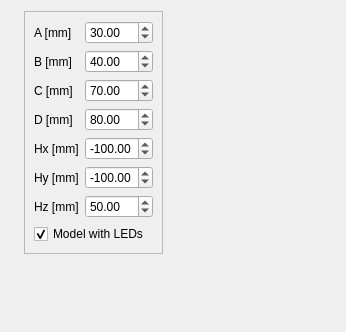
Old version of the form src/qt_gui/clip_edit.ui in the repository mavak/linux-track.
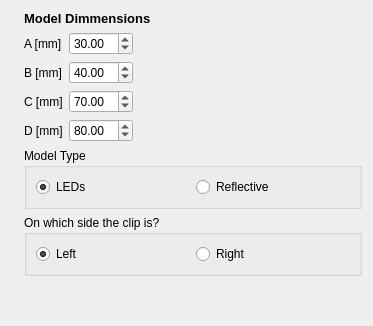
New version of the form. Icons and pictures are not drawn.

Commit message: Reworking the model editing/tweaking.

```diff
--- a/src/qt_gui/clip_edit.ui
+++ b/src/qt_gui/clip_edit.ui
@@ -6,20 +6,20 @@
    <rect>
     <x>0</x>
     <y>0</y>
-    <width>346</width>
-    <height>332</height>
+    <width>373</width>
+    <height>326</height>
    </rect>
   </property>
   <property name="windowTitle">
    <string>Form</string>
   </property>
-  <layout class="QVBoxLayout" name="verticalLayout">
+  <layout class="QVBoxLayout" name="verticalLayout_2">
    <item>
-    <layout class="QHBoxLayout" name="horizontalLayout">
+    <layout class="QHBoxLayout" name="horizontalLayout_3">
      <item>
       <widget class="QLabel" name="label_30">
        <property name="sizePolicy">
-        <sizepolicy hsizetype="Preferred" vsizetype="Minimum">
+        <sizepolicy hsizetype="Maximum" vsizetype="Minimum">
          <horstretch>0</horstretch>
          <verstretch>0</verstretch>
         </sizepolicy>
@@ -33,27 +33,40 @@
        <property name="scaledContents">
         <bool>false</bool>
        </property>
+       <property name="alignment">
+        <set>Qt::AlignLeading|Qt::AlignLeft|Qt::AlignVCenter</set>
+       </property>
       </widget>
      </item>
      <item>
-      <widget class="QFrame" name="frame_4">
+      <layout class="QVBoxLayout" name="verticalLayout">
+       <item>
+        <widget class="QLabel" name="label">
        <property name="sizePolicy">
-        <sizepolicy hsizetype="Preferred" vsizetype="Preferred">
+          <sizepolicy hsizetype="Preferred" vsizetype="Maximum">
          <horstretch>0</horstretch>
          <verstretch>0</verstretch>
         </sizepolicy>
        </property>
-       <property name="frameShape">
-        <enum>QFrame::StyledPanel</enum>
-       </property>
-       <property name="frameShadow">
-        <enum>QFrame::Raised</enum>
-       </property>
-       <layout class="QVBoxLayout" name="verticalLayout_11">
+         <property name="text">
+          <string>&lt;!DOCTYPE HTML PUBLIC &quot;-//W3C//DTD HTML 4.0//EN&quot; &quot;http://www.w3.org/TR/REC-html40/strict.dtd&quot;&gt;
+&lt;html&gt;&lt;head&gt;&lt;meta name=&quot;qrichtext&quot; content=&quot;1&quot; /&gt;&lt;style type=&quot;text/css&quot;&gt;
+p, li { white-space: pre-wrap; }
+&lt;/style&gt;&lt;/head&gt;&lt;body style=&quot; font-family:'Sans'; font-size:10pt; font-weight:400; font-style:normal;&quot;&gt;
+&lt;p style=&quot; margin-top:0px; margin-bottom:0px; margin-left:0px; margin-right:0px; -qt-block-indent:0; text-indent:0px;&quot;&gt;&lt;span style=&quot; font-weight:600;&quot;&gt;Model Dimmensions&lt;/span&gt;&lt;/p&gt;&lt;/body&gt;&lt;/html&gt;</string>
+         </property>
+        </widget>
+       </item>
         <item>
          <layout class="QGridLayout" name="gridLayout_3">
           <item row="0" column="0">
            <widget class="QLabel" name="label_3">
+           <property name="sizePolicy">
+            <sizepolicy hsizetype="Maximum" vsizetype="Preferred">
+             <horstretch>0</horstretch>
+             <verstretch>0</verstretch>
+            </sizepolicy>
+           </property>
             <property name="text">
              <string>A [mm]</string>
             </property>
@@ -112,46 +125,6 @@
             </property>
            </widget>
           </item>
-          <item row="5" column="0">
-           <widget class="QLabel" name="label_36">
-            <property name="text">
-             <string>Hy [mm]</string>
-            </property>
-           </widget>
-          </item>
-          <item row="5" column="1">
-           <widget class="QDoubleSpinBox" name="ClipHy">
-            <property name="minimum">
-             <double>-999.990000000000009</double>
-            </property>
-            <property name="maximum">
-             <double>999.990000000000009</double>
-            </property>
-            <property name="value">
-             <double>-100.000000000000000</double>
-            </property>
-           </widget>
-          </item>
-          <item row="6" column="0">
-           <widget class="QLabel" name="label_37">
-            <property name="text">
-             <string>Hz [mm]</string>
-            </property>
-           </widget>
-          </item>
-          <item row="6" column="1">
-           <widget class="QDoubleSpinBox" name="ClipHz">
-            <property name="minimum">
-             <double>-999.990000000000009</double>
-            </property>
-            <property name="maximum">
-             <double>999.990000000000009</double>
-            </property>
-            <property name="value">
-             <double>50.000000000000000</double>
-            </property>
-           </widget>
-          </item>
           <item row="3" column="0">
            <widget class="QLabel" name="label_38">
             <property name="text">
@@ -172,55 +145,7 @@
             </property>
            </widget>
           </item>
-          <item row="4" column="0">
-           <widget class="QLabel" name="label_39">
-            <property name="text">
-             <string>Hx [mm]</string>
-            </property>
-           </widget>
-          </item>
-          <item row="4" column="1">
-           <widget class="QDoubleSpinBox" name="ClipHx">
-            <property name="minimum">
-             <double>-999.990000000000009</double>
-            </property>
-            <property name="maximum">
-             <double>999.990000000000009</double>
-            </property>
-            <property name="value">
-             <double>-100.000000000000000</double>
-            </property>
-           </widget>
-          </item>
-         </layout>
-        </item>
-        <item>
-         <spacer name="verticalSpacer_6">
-          <property name="orientation">
-           <enum>Qt::Vertical</enum>
-          </property>
-          <property name="sizeHint" stdset="0">
-           <size>
-            <width>0</width>
-            <height>0</height>
-           </size>
-          </property>
-         </spacer>
-        </item>
-        <item>
-         <widget class="QCheckBox" name="ClipLeds">
-          <property name="text">
-           <string>Model with LEDs</string>
-          </property>
-          <property name="checked">
-           <bool>true</bool>
-          </property>
-         </widget>
-        </item>
-       </layout>
-      </widget>
-     </item>
-     <item>
+         <item row="0" column="2">
       <spacer name="horizontalSpacer">
        <property name="orientation">
         <enum>Qt::Horizontal</enum>
@@ -236,6 +161,74 @@
     </layout>
    </item>
    <item>
+        <widget class="QGroupBox" name="groupBox">
+         <property name="title">
+          <string>Model Type</string>
+         </property>
+         <layout class="QHBoxLayout" name="horizontalLayout">
+          <item>
+           <widget class="QRadioButton" name="ClipLeds">
+            <property name="sizePolicy">
+             <sizepolicy hsizetype="Preferred" vsizetype="Fixed">
+              <horstretch>0</horstretch>
+              <verstretch>0</verstretch>
+             </sizepolicy>
+            </property>
+            <property name="text">
+             <string>LEDs</string>
+            </property>
+            <property name="checked">
+             <bool>true</bool>
+            </property>
+           </widget>
+          </item>
+          <item>
+           <widget class="QRadioButton" name="ClipReflective">
+            <property name="text">
+             <string>Reflective</string>
+            </property>
+           </widget>
+          </item>
+         </layout>
+        </widget>
+       </item>
+       <item>
+        <widget class="QGroupBox" name="groupBox_2">
+         <property name="title">
+          <string>On which side the clip is?</string>
+         </property>
+         <layout class="QHBoxLayout" name="horizontalLayout_2">
+          <item>
+           <widget class="QRadioButton" name="ClipLeft">
+            <property name="sizePolicy">
+             <sizepolicy hsizetype="Preferred" vsizetype="Fixed">
+              <horstretch>0</horstretch>
+              <verstretch>0</verstretch>
+             </sizepolicy>
+            </property>
+            <property name="text">
+             <string>Left</string>
+            </property>
+            <property name="checked">
+             <bool>true</bool>
+            </property>
+           </widget>
+          </item>
+          <item>
+           <widget class="QRadioButton" name="ClipRight">
+            <property name="text">
+             <string>Right</string>
+            </property>
+           </widget>
+          </item>
+         </layout>
+        </widget>
+       </item>
+      </layout>
+     </item>
+    </layout>
+   </item>
+   <item>
     <spacer name="verticalSpacer">
      <property name="orientation">
       <enum>Qt::Vertical</enum>
@@ -243,7 +236,7 @@
      <property name="sizeHint" stdset="0">
       <size>
        <width>20</width>
-       <height>3</height>
+       <height>1</height>
       </size>
      </property>
     </spacer>
```
Lines whose indentation alone changed are shown as unchanged. The commit also changes 12 other files.
